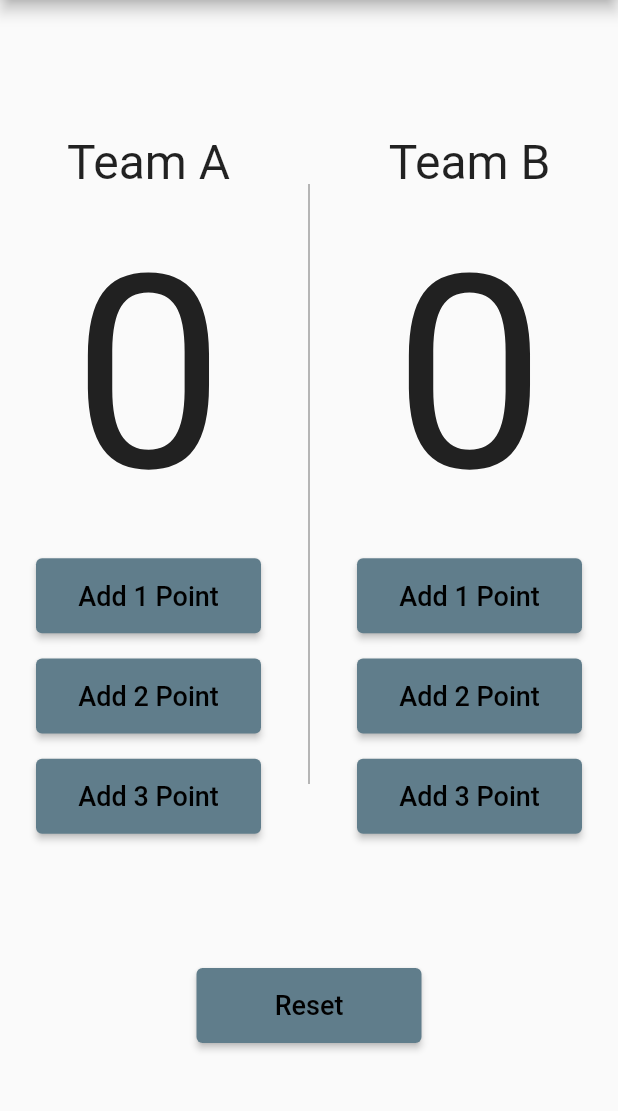
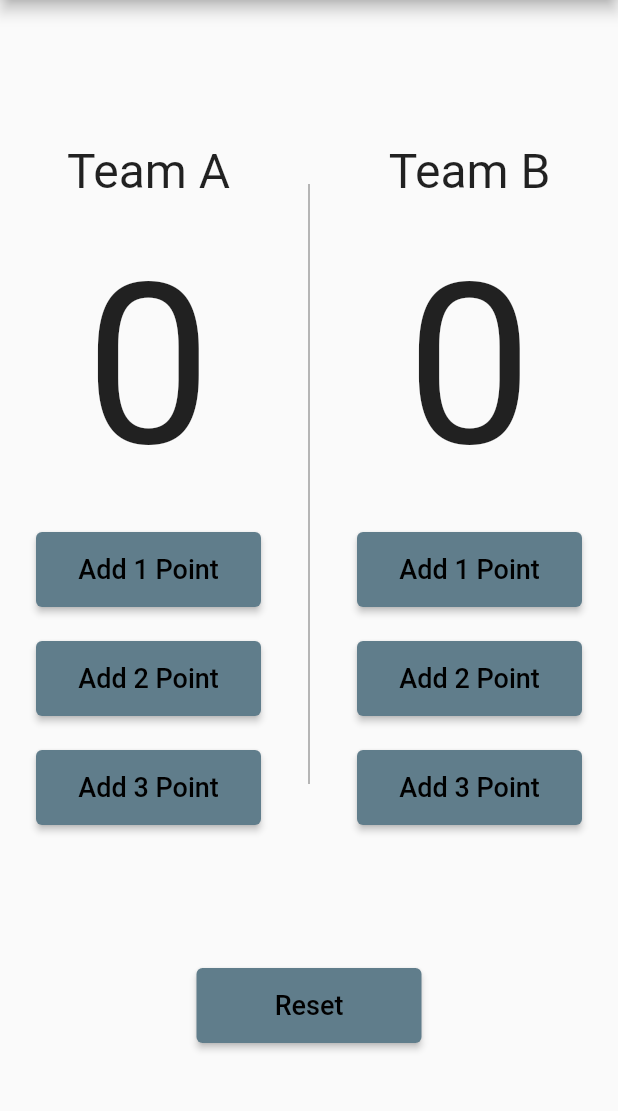
Before and after one commit to vintx64/Basketball-Points-Counter-Flutter, a Flutter app: the screen it shows after launch, on a phone screen of 412 x 824 dp, the part 84-1195 px from its top. Run offline on Flutter 3.47's test engine with Material 2 defaults, Android fonts, the phone set to English and light mode, and no system bars; our stand-ins replace flutter_bloc.

```diff
--- /dev/null
+++ b/lib/cubit/counter_state.dart
@@ -0,0 +1,5 @@
+abstract class CounterState {}
+
+class CounterAIncrementState extends CounterState {}
+
+class CounterBIncrementState extends CounterState {}
--- a/lib/main.dart
+++ b/lib/main.dart
@@ -1,25 +1,37 @@
+import 'package:basketball_points_counter/cubit/counter_cubit.dart';
+import 'package:basketball_points_counter/cubit/counter_state.dart';
 import 'package:flutter/material.dart';
+import 'package:flutter_bloc/flutter_bloc.dart';
 
 void main() {
   runApp(const BasketballCounterApp());
 }
 
-class BasketballCounterApp extends StatefulWidget {
+class BasketballCounterApp extends StatelessWidget {
   const BasketballCounterApp({super.key});
-  @override
-  State<BasketballCounterApp> createState() => _BasketballCounterAppState();
-}
-
-class _BasketballCounterAppState extends State<BasketballCounterApp> {
-  int teamAPoints = 0;
-
-  int teamBPoints = 0;
 
   @override
   Widget build(BuildContext context) {
-    return MaterialApp(
+    return BlocProvider(
+      create: (context) => CounterCubit(),
+      child: const MaterialApp(
         debugShowCheckedModeBanner: false,
-      home: Scaffold(
+        home: HomePage(),
+      ),
+    );
+  }
+}
+
+class HomePage extends StatelessWidget {
+  const HomePage({
+    super.key,
+  });
+
+  @override
+  Widget build(BuildContext context) {
+    return BlocConsumer<CounterCubit, CounterState>(
+        builder: (context, state) {
+          return Scaffold(
             appBar: AppBar(
               backgroundColor: Colors.blueGrey,
               title: const Text('Points Counter'),
@@ -30,7 +42,7 @@ class _BasketballCounterAppState extends State<BasketballCounterApp> {
                 Row(
                   mainAxisAlignment: MainAxisAlignment.spaceEvenly,
                   children: [
-                Container(
+                    SizedBox(
                       height: 500,
                       child: Column(
                         mainAxisAlignment: MainAxisAlignment.spaceEvenly,
@@ -40,21 +52,21 @@ class _BasketballCounterAppState extends State<BasketballCounterApp> {
                             style: TextStyle(fontSize: 32),
                           ),
                           Text(
-                        '$teamAPoints',
-                        style: const TextStyle(fontSize: 180),
+                            '${BlocProvider.of<CounterCubit>(context).teamAPoints}',
+                            style: const TextStyle(fontSize: 150),
                           ),
                           ElevatedButton(
                             style: ElevatedButton.styleFrom(
                                 backgroundColor: Colors.blueGrey,
                                 minimumSize: const Size(150, 50)),
                             onPressed: () {
-                          setState(() {
-                            teamAPoints++;
-                          });
+                              BlocProvider.of<CounterCubit>(context)
+                                  .teamIncrement(team: 'A', buttonNumber: 1);
                             },
                             child: const Text(
                               'Add 1 Point',
-                          style: TextStyle(color: Colors.black, fontSize: 18),
+                              style:
+                                  TextStyle(color: Colors.black, fontSize: 18),
                             ),
                           ),
                           ElevatedButton(
@@ -62,13 +74,13 @@ class _BasketballCounterAppState extends State<BasketballCounterApp> {
                                 backgroundColor: Colors.blueGrey,
                                 minimumSize: const Size(150, 50)),
                             onPressed: () {
-                          setState(() {
-                            teamAPoints += 2;
-                          });
+                              BlocProvider.of<CounterCubit>(context)
+                                  .teamIncrement(team: 'A', buttonNumber: 2);
                             },
                             child: const Text(
                               'Add 2 Point',
-                          style: TextStyle(color: Colors.black, fontSize: 18),
+                              style:
+                                  TextStyle(color: Colors.black, fontSize: 18),
                             ),
                           ),
                           ElevatedButton(
@@ -76,28 +88,28 @@ class _BasketballCounterAppState extends State<BasketballCounterApp> {
                                 backgroundColor: Colors.blueGrey,
                                 minimumSize: const Size(150, 50)),
                             onPressed: () {
-                          setState(() {
-                            teamAPoints += 3;
-                          });
+                              BlocProvider.of<CounterCubit>(context)
+                                  .teamIncrement(team: 'A', buttonNumber: 3);
                             },
                             child: const Text(
                               'Add 3 Point',
-                          style: TextStyle(color: Colors.black, fontSize: 18),
+                              style:
+                                  TextStyle(color: Colors.black, fontSize: 18),
                             ),
                           ),
                         ],
                       ),
                     ),
-                Container(
+                    const SizedBox(
                       height: 500,
-                  child: const VerticalDivider(
+                      child: VerticalDivider(
                         thickness: 1,
                         color: Colors.grey,
                         indent: 50,
                         endIndent: 50,
                       ),
                     ),
-                Container(
+                    SizedBox(
                       height: 500,
                       child: Column(
                         mainAxisAlignment: MainAxisAlignment.spaceEvenly,
@@ -107,21 +119,21 @@ class _BasketballCounterAppState extends State<BasketballCounterApp> {
                             style: TextStyle(fontSize: 32),
                           ),
                           Text(
-                        '$teamBPoints',
-                        style: const TextStyle(fontSize: 180),
+                            '${BlocProvider.of<CounterCubit>(context).teamBPoints}',
+                            style: const TextStyle(fontSize: 150),
                           ),
                           ElevatedButton(
                             style: ElevatedButton.styleFrom(
                                 backgroundColor: Colors.blueGrey,
                                 minimumSize: const Size(150, 50)),
                             onPressed: () {
-                          setState(() {
-                            teamBPoints++;
-                          });
+                              BlocProvider.of<CounterCubit>(context)
+                                  .teamIncrement(team: 'B', buttonNumber: 1);
                             },
                             child: const Text(
                               'Add 1 Point',
-                          style: TextStyle(color: Colors.black, fontSize: 18),
+                              style:
+                                  TextStyle(color: Colors.black, fontSize: 18),
                             ),
                           ),
                           ElevatedButton(
@@ -129,13 +141,13 @@ class _BasketballCounterAppState extends State<BasketballCounterApp> {
                                 backgroundColor: Colors.blueGrey,
                                 minimumSize: const Size(150, 50)),
                             onPressed: () {
-                          setState(() {
-                            teamBPoints += 2;
-                          });
+                              BlocProvider.of<CounterCubit>(context)
+                                  .teamIncrement(team: 'B', buttonNumber: 2);
                             },
                             child: const Text(
                               'Add 2 Point',
-                          style: TextStyle(color: Colors.black, fontSize: 18),
+                              style:
+                                  TextStyle(color: Colors.black, fontSize: 18),
                             ),
                           ),
                           ElevatedButton(
@@ -143,13 +155,13 @@ class _BasketballCounterAppState extends State<BasketballCounterApp> {
                                 backgroundColor: Colors.blueGrey,
                                 minimumSize: const Size(150, 50)),
                             onPressed: () {
-                          setState(() {
-                            teamBPoints += 3;
-                          });
+                              BlocProvider.of<CounterCubit>(context)
+                                  .teamIncrement(team: 'B', buttonNumber: 3);
                             },
                             child: const Text(
                               'Add 3 Point',
-                          style: TextStyle(color: Colors.black, fontSize: 18),
+                              style:
+                                  TextStyle(color: Colors.black, fontSize: 18),
                             ),
                           ),
                         ],
@@ -162,10 +174,7 @@ class _BasketballCounterAppState extends State<BasketballCounterApp> {
                       backgroundColor: Colors.blueGrey,
                       minimumSize: const Size(150, 50)),
                   onPressed: () {
-                setState(() {
-                  teamAPoints = 0;
-                  teamBPoints = 0;
-                });
+                    BlocProvider.of<CounterCubit>(context).teamReset();
                   },
                   child: const Text(
                     'Reset',
@@ -174,7 +183,8 @@ class _BasketballCounterAppState extends State<BasketballCounterApp> {
                 )
               ],
             ),
-      ),
           );
+        },
+        listener: (context, state) {});
   }
 }
--- a/pubspec.yaml
+++ b/pubspec.yaml
@@ -29,6 +29,7 @@ environment:
 # the latest version available on pub.dev. To see which dependencies have newer
 # versions available, run `flutter pub outdated`.
 dependencies:
+  flutter_bloc: ^8.1.2
   flutter:
     sdk: flutter
 
```
Also changed, not shown: lib/cubit/counter_cubit.dart (added, +24 -0 lines), analysis_options.yaml (line endings or trailing spaces), pubspec.lock, 77 other files. Lines whose indentation alone changed are shown as unchanged.
